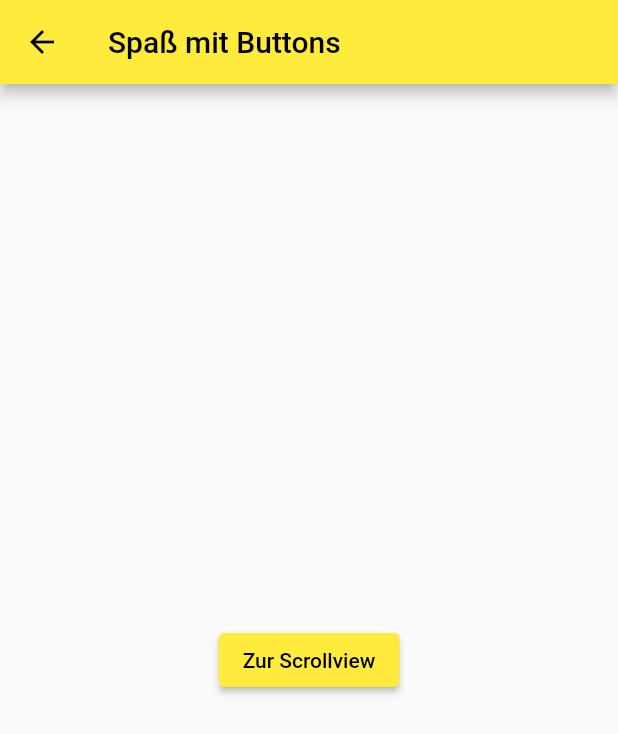
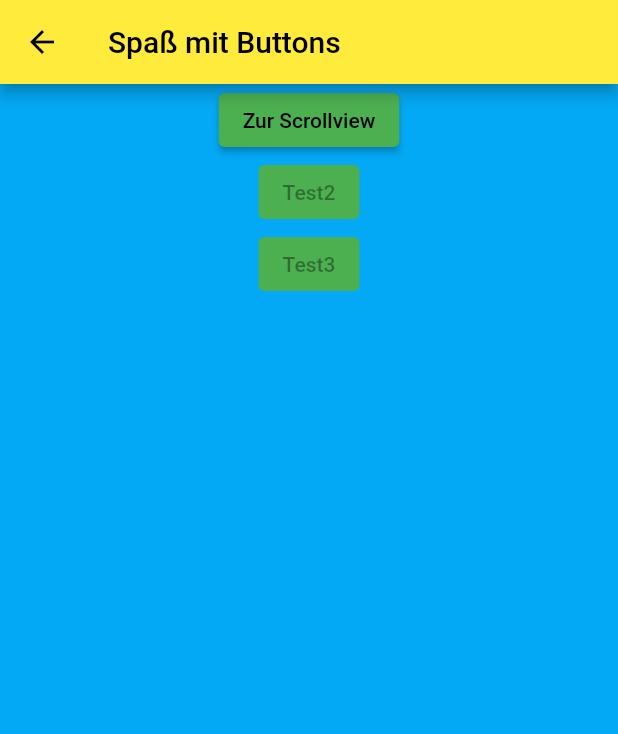
Before and after one commit to atiixx/flutter_training, a Flutter app: the ButtonView screen opened directly, on a phone screen of 412 x 824 dp. Shown: the top 734 px of the screen. Run offline on Flutter 3.47's test engine with Material 2 defaults, Android fonts, the phone set to English and light mode, and no system bars.

Commit message:
Buttonstyles ausprobieren

```diff
--- a/lib/screens/button_view.dart
+++ b/lib/screens/button_view.dart
@@ -2,37 +2,58 @@ import 'package:flutter/material.dart';
 
 import 'colorscroll_view.dart';
 
-class ButtonView extends StatelessWidget {
+class ButtonView extends StatefulWidget {
   const ButtonView({Key? key}) : super(key: key);
+
+  @override
+  State<StatefulWidget> createState() {
+    return _buttonviewstate();
+  }
+}
+
+class _buttonviewstate extends State<ButtonView> {
+  bool pressed = false;
 
   @override
   Widget build(BuildContext context) {
     return Scaffold(
+      backgroundColor: Colors.lightBlue,
       appBar: AppBar(
         title: Text("Spaß mit Buttons"),
       ),
       body: Center(
         child: Column(
-          mainAxisAlignment: MainAxisAlignment.center,
-          children: <Widget> [
-ElevatedButton(onPressed: () {
+          mainAxisAlignment: MainAxisAlignment.start,
+          children: <Widget>[
+            ElevatedButton(
+              onPressed: () {
+                setState(() {
+                  pressed = !pressed;
+                });
                 Navigator.push(
                   context,
                   MaterialPageRoute(builder: (context) => const ColorScrollView()),
                 );
-
-}, child: const Text("Zur Scrollview")),
-
-
-          ]
-
+              },
+              child: const Text("Zur Scrollview"),
+              style: pressed
+                  ? ButtonStyle(
+                      backgroundColor: MaterialStateProperty.all<Color>(Colors.lightGreen), textStyle: MaterialStateProperty.all(Colors.white))
+                  : ButtonStyle(backgroundColor: MaterialStateProperty.all<Color>(Colors.green)),
             ),
-
+            ElevatedButton(
+              onPressed: null,
+              style: ButtonStyle(backgroundColor: MaterialStateProperty.all<Color>(Colors.green)),
+              child: const Text("Test2"),
+            ),
+            ElevatedButton(
+              onPressed: null,
+              style: ButtonStyle(backgroundColor: MaterialStateProperty.all<Color>(Colors.green)),
+              child: const Text("Test3"),
+            ),
+          ],
+        ),
       ),
     );
   }
-
-
-
-
 }
```
Lines whose indentation alone changed are shown as unchanged.
